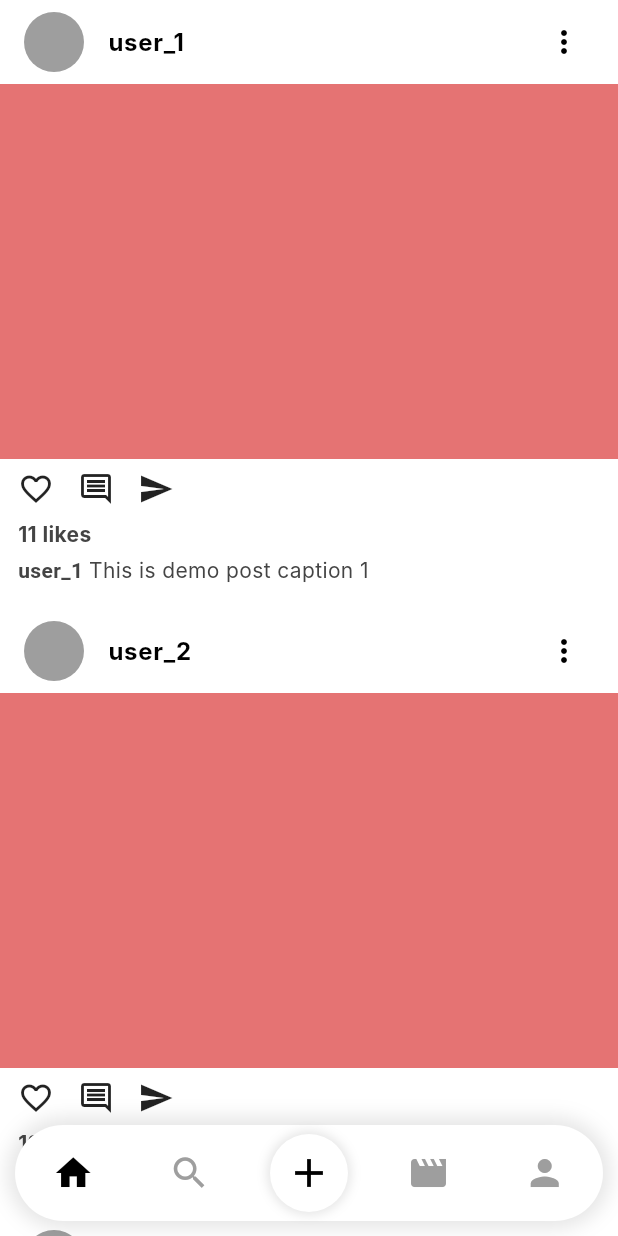
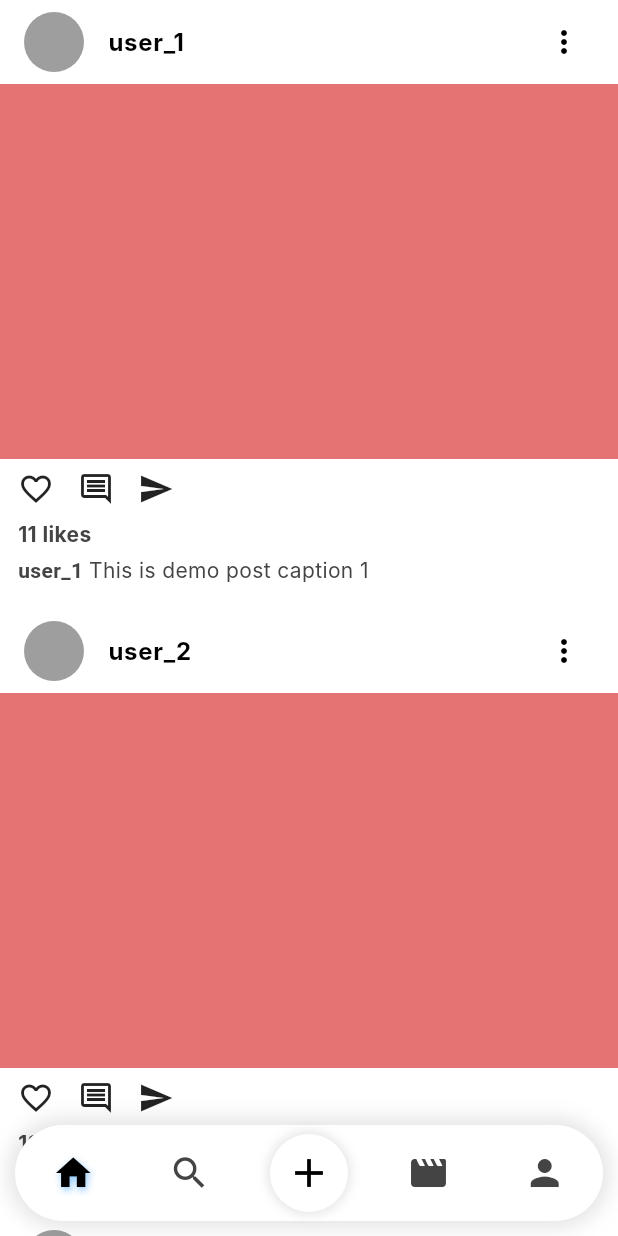
Before and after one commit to ataussamadansari/snapstar, a Flutter app: the screen it shows after launch, scrolled down 576 dp, on a phone screen of 412 x 824 dp. Run offline on Flutter 3.47's test engine with Material 3 defaults, Android fonts, the phone set to English and light mode, and no system bars; our stand-ins replace flutter_dotenv, get; Roboto replaces fonts that are missing (Inter); project files that could hold a hidden picture were left out.

Commit message:
home update

```diff
--- a/lib/app/globle_widgets/custom_bottom_nav.dart
+++ b/lib/app/globle_widgets/custom_bottom_nav.dart
@@ -1,5 +1,6 @@
 import 'package:flutter/material.dart';
 import 'package:get/get.dart';
+import 'package:snapstar/app/core/themes/app_colors.dart';
 
 import '../modules/main_view/controllers/main_controller.dart';
 
@@ -33,7 +34,7 @@ class CustomBottomNav extends StatelessWidget {
               _navItem(context, Icons.home, 0),
               _navItem(context, Icons.search, 1),
               _navItem(context, Icons.add, 2, isCenter: true),
-              _navItem(context, Icons.movie, 3),
+              _navItem(context, Icons.movie_creation_rounded, 3),
               _navItem(context, Icons.person, 4),
             ],
           ),
@@ -78,7 +79,16 @@ class CustomBottomNav extends StatelessWidget {
                     : context.theme.primaryColor
               : isSelected
               ? context.theme.primaryColor
-              : Colors.grey,
+              : AppColors.gray600,
+
+          shadows: isSelected ? [
+            Shadow(
+              // color: context.theme.primaryColor.withValues(alpha: 0.2),
+              color: Colors.blue.shade200,
+              blurRadius: 6,
+              offset: const Offset(1, 2),
+            ),
+          ] : null,
         ),
       ),
     );
--- a/lib/app/modules/home_view/views/home_screen.dart
+++ b/lib/app/modules/home_view/views/home_screen.dart
@@ -10,10 +10,15 @@ class HomeScreen extends GetView<HomeController> {
     return Scaffold(
       body: CustomScrollView(
         slivers: [
-
           /// 🔥 APP BAR + STORIES (TOGETHER)
           SliverAppBar(
-            title: const Text("SnapStar", style: TextStyle(fontFamily: "Serif")),
+            title: const Row(
+              children: [
+                Icon(Icons.star),
+                SizedBox(width: 4),
+                Text("SnapStar", style: TextStyle(fontFamily: "Serif")),
+              ],
+            ),
             floating: true,
             snap: true,
             elevation: 0,
@@ -22,6 +27,11 @@ class HomeScreen extends GetView<HomeController> {
 
             // 👇 total height (appbar + stories)
             expandedHeight: 170,
+
+            actions: [
+              IconButton(onPressed: () {}, icon: Icon(Icons.favorite_border)),
+              IconButton(onPressed: () {}, icon: Icon(Icons.send)),
+            ],
 
             bottom: PreferredSize(
               preferredSize: const Size.fromHeight(110),
@@ -64,13 +74,10 @@ class HomeScreen extends GetView<HomeController> {
           SliverPadding(
             padding: const EdgeInsets.only(bottom: 80),
             sliver: SliverList(
-              delegate: SliverChildBuilderDelegate(
-                    (context, index) {
-                  final post = controller.posts[index];
-                  return _PostCard(post: post);
-                },
-                childCount: controller.posts.length,
-              ),
+              delegate: SliverChildBuilderDelegate((context, index) {
+                final post = controller.posts[index];
+                return _PostCard(post: post);
+              }, childCount: controller.posts.length),
             ),
           ),
         ],
@@ -78,7 +85,6 @@ class HomeScreen extends GetView<HomeController> {
     );
   }
 }
-
 
 class _PostCard extends StatelessWidget {
   final Map post;
@@ -92,9 +98,7 @@ class _PostCard extends StatelessWidget {
       children: [
         /// HEADER
         ListTile(
-          leading: const CircleAvatar(
-            backgroundColor: Colors.grey,
-          ),
+          leading: const CircleAvatar(backgroundColor: Colors.grey),
           title: Text(
             post['username'],
             style: const TextStyle(fontWeight: FontWeight.bold),
@@ -103,10 +107,7 @@ class _PostCard extends StatelessWidget {
         ),
 
         /// IMAGE PLACEHOLDER
-        Container(
-          height: 250,
-          color: Colors.red.shade300,
-        ),
+        Container(height: 250, color: Colors.red.shade300),
 
         /// ACTIONS
         Padding(
```
